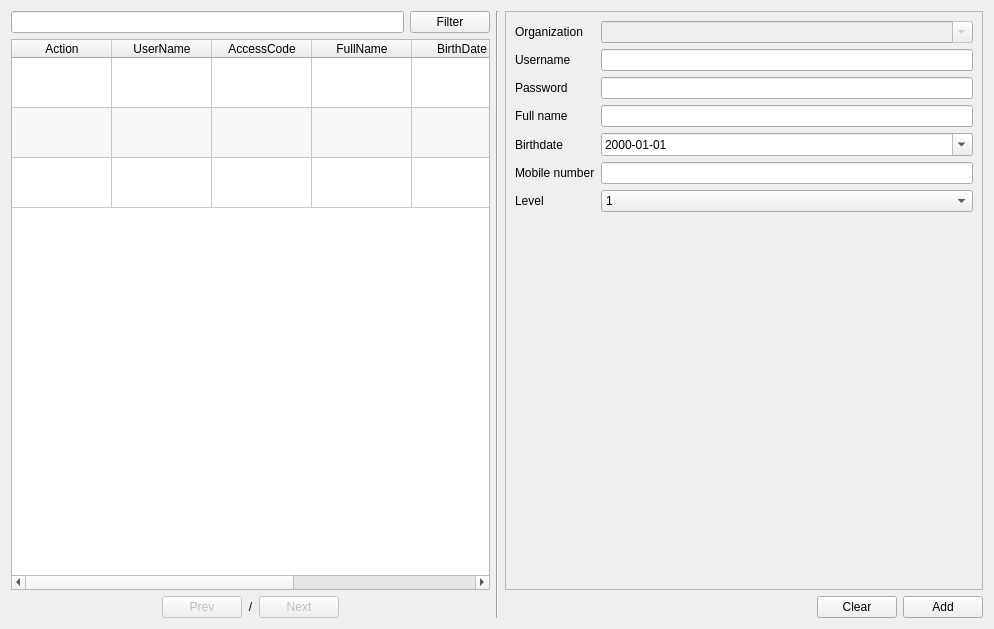
This is app/views/templates/ManageUser.ui in rondalefloyd/mts-pos as Qt 5 draws it before an edit. The edited form follows.
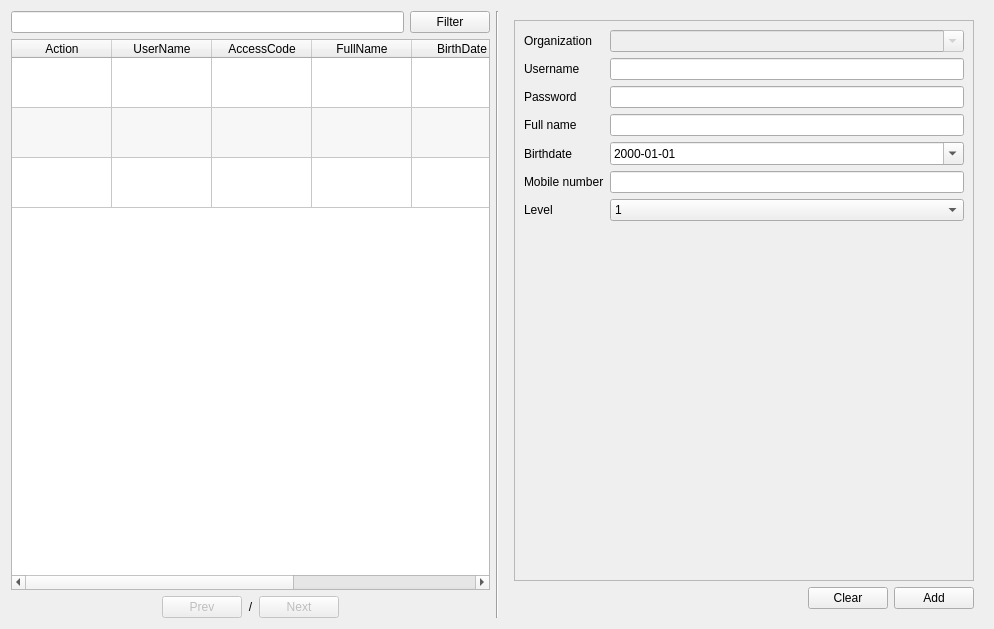
This is the edited form.

The edit to the form file:
```diff
--- a/app/views/templates/ManageUser.ui
+++ b/app/views/templates/ManageUser.ui
@@ -189,6 +189,13 @@
     </widget>
    </item>
    <item>
+    <widget class="QFrame" name="">
+     <property name="maximumSize">
+      <size>
+       <width>500</width>
+       <height>16777215</height>
+      </size>
+     </property>
     <layout class="QVBoxLayout" name="verticalLayout_2">
      <item>
       <widget class="QScrollArea" name="scrollArea">
@@ -347,6 +354,7 @@
       </layout>
      </item>
     </layout>
+    </widget>
    </item>
   </layout>
  </widget>
```
Lines whose indentation alone changed are shown as unchanged.
